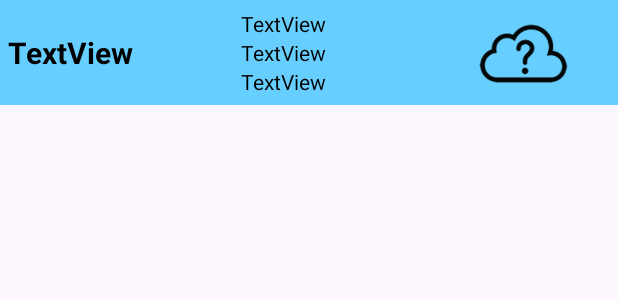
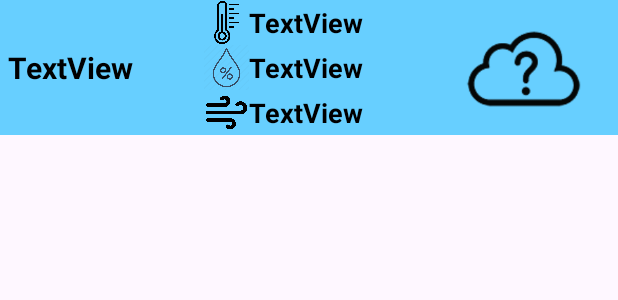
Before and after one commit to Halmetov-Samir/WeatherApp, an Android app: the layout sample_forecast_card.xml on its own in the app's theme, with its tools: preview values and no code run, on a phone screen of 412 x 824 dp. Shown: the top 300 px of the screen. Run offline under Robolectric (Android 15) with nearby library versions, the phone set to English and light mode, and no system bars.

Commit message:
добавление иконок в список

```diff
--- a/app/src/main/java/com/samsa/weatherapp/forecastdialog/ForecastCardAdapter.kt
+++ b/app/src/main/java/com/samsa/weatherapp/forecastdialog/ForecastCardAdapter.kt
@@ -16,7 +16,7 @@ class ForecastCardAdapter : ListAdapter<ForecastItem, ForecastCardAdapter.Foreca
 
         fun bind(item: ForecastItem) {
             binding.tvForecastCardWeek.text = formatTime(item.dt_txt!!)
-            binding.tvForecastCardTemp.text = "${item.main?.temp ?: 0}°C"
+            binding.tvForecastCardTemp.text = "+${item.main?.temp ?: 0}℃"
             binding.tvForecastCardWind.text = "${item.wind?.speed ?: 0}м/с"
             binding.tvForecastCardHumidity.text = "${item.main?.humidity ?: 0}%"
 
--- a/app/src/main/res/layout/sample_forecast_card.xml
+++ b/app/src/main/res/layout/sample_forecast_card.xml
@@ -3,7 +3,7 @@
     xmlns:app="http://schemas.android.com/apk/res-auto"
     xmlns:tools="http://schemas.android.com/tools"
     android:layout_width="match_parent"
-    android:layout_height="70dp"
+    android:layout_height="90dp"
     android:layout_marginBottom="5dp">
 
     <androidx.cardview.widget.CardView
@@ -39,26 +39,74 @@
                 android:gravity="start"
                 android:orientation="vertical">
 
+                <LinearLayout
+                    android:layout_width="match_parent"
+                    android:layout_height="match_parent"
+                    android:orientation="horizontal">
+
+                    <ImageView
+                        android:id="@+id/imageView8"
+                        android:layout_width="30dp"
+                        android:layout_height="30dp"
+                        app:srcCompat="@drawable/ic_temp" />
+
+                    <TextView
+                        android:id="@+id/tvForecastCardTemp"
+                        android:layout_width="wrap_content"
+                        android:layout_height="wrap_content"
+                        android:layout_gravity="center_vertical"
+                        android:text="TextView"
+                        android:textColor="#000000"
+                        android:textSize="18sp"
+                        android:textStyle="bold" />
+                </LinearLayout>
+
+                <LinearLayout
+                    android:layout_width="match_parent"
+                    android:layout_height="match_parent"
+                    android:orientation="horizontal">
+
+                    <ImageView
+                        android:id="@+id/imageView11"
+                        android:layout_width="30dp"
+                        android:layout_height="30dp"
+                        android:layout_weight="0"
+                        app:srcCompat="@drawable/ic_humidity" />
+
                     <TextView
                         android:id="@+id/tvForecastCardHumidity"
                         android:layout_width="wrap_content"
                         android:layout_height="wrap_content"
+                        android:layout_gravity="center_vertical"
                         android:text="TextView"
-                    android:textColor="#000000" />
+                        android:textColor="#000000"
+                        android:textSize="18sp"
+                        android:textStyle="bold" />
+                </LinearLayout>
+
+                <LinearLayout
+                    android:layout_width="match_parent"
+                    android:layout_height="match_parent"
+                    android:orientation="horizontal">
+
+                    <ImageView
+                        android:id="@+id/imageView10"
+                        android:layout_width="30dp"
+                        android:layout_height="30dp"
+                        android:layout_weight="0"
+                        app:srcCompat="@drawable/ic_wind" />
 
                     <TextView
                         android:id="@+id/tvForecastCardWind"
                         android:layout_width="wrap_content"
                         android:layout_height="wrap_content"
+                        android:layout_gravity="center_vertical"
                         android:text="TextView"
-                    android:textColor="#000000" />
+                        android:textColor="#000000"
+                        android:textSize="18sp"
+                        android:textStyle="bold" />
+                </LinearLayout>
 
-                <TextView
-                    android:id="@+id/tvForecastCardTemp"
-                    android:layout_width="wrap_content"
-                    android:layout_height="wrap_content"
-                    android:text="TextView"
-                    android:textColor="#000000" />
             </LinearLayout>
 
             <ImageView
```
Lines whose indentation alone changed are shown as unchanged.
